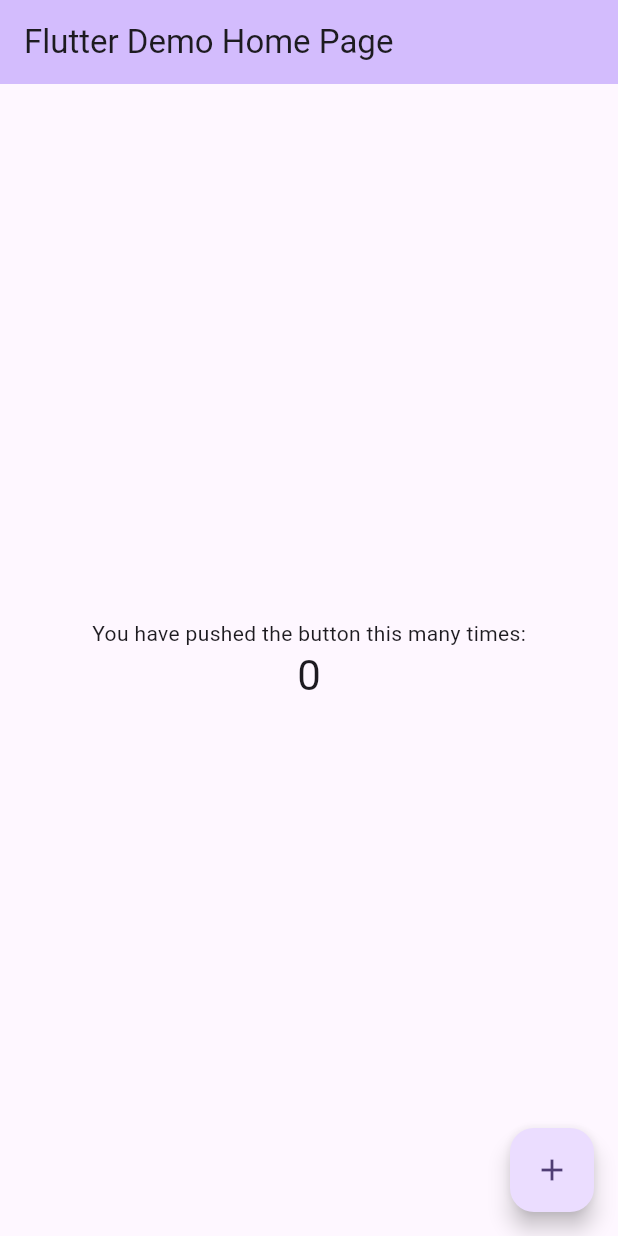
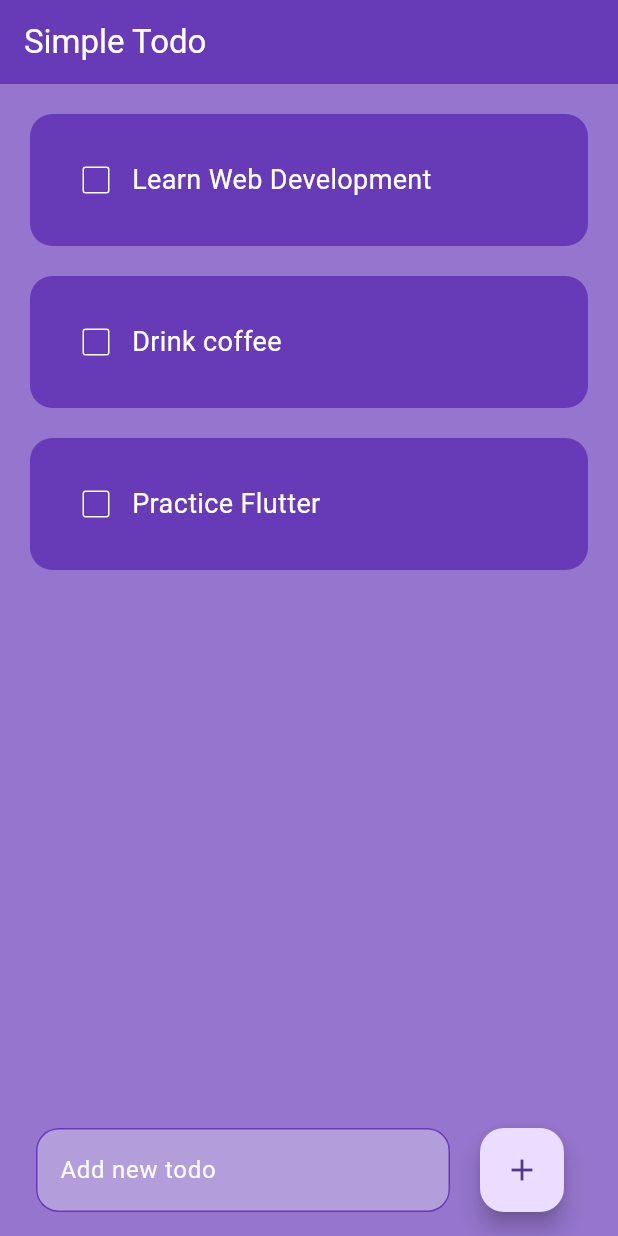
Before and after one commit to engineer-dilnawaz/flutter_todo_app, a Flutter app: the screen it shows after launch, on a phone screen of 412 x 824 dp. Run offline on Flutter 3.47's test engine with Material 3 defaults, Android fonts, the phone set to English and light mode, and no system bars; drawn by our look-alikes of flutter_slidable.

Commit message:
Implement todo list functionality with HomeScreen and TodoItem widgets; update dependencies and remove unused test file.

```diff
--- a/lib/main.dart
+++ b/lib/main.dart
@@ -1,4 +1,6 @@
 import 'package:flutter/material.dart';
+
+import 'package:flutter_todo_app/screens/home.dart';
 
 void main() {
   runApp(const MyApp());
@@ -7,116 +9,8 @@ void main() {
 class MyApp extends StatelessWidget {
   const MyApp({super.key});
 
-  // This widget is the root of your application.
   @override
   Widget build(BuildContext context) {
-    return MaterialApp(
-      title: 'Flutter Demo',
-      theme: ThemeData(
-        // This is the theme of your application.
-        //
-        // TRY THIS: Try running your application with "flutter run". You'll see
-        // the application has a purple toolbar. Then, without quitting the app,
-        // try changing the seedColor in the colorScheme below to Colors.green
-        // and then invoke "hot reload" (save your changes or press the "hot
-        // reload" button in a Flutter-supported IDE, or press "r" if you used
-        // the command line to start the app).
-        //
-        // Notice that the counter didn't reset back to zero; the application
-        // state is not lost during the reload. To reset the state, use hot
-        // restart instead.
-        //
-        // This works for code too, not just values: Most code changes can be
-        // tested with just a hot reload.
-        colorScheme: ColorScheme.fromSeed(seedColor: Colors.deepPurple),
-      ),
-      home: const MyHomePage(title: 'Flutter Demo Home Page'),
-    );
+    return MaterialApp(debugShowCheckedModeBanner: false, home: HomeScreen());
   }
 }
-
-class MyHomePage extends StatefulWidget {
-  const MyHomePage({super.key, required this.title});
-
-  // This widget is the home page of your application. It is stateful, meaning
-  // that it has a State object (defined below) that contains fields that affect
-  // how it looks.
-
-  // This class is the configuration for the state. It holds the values (in this
-  // case the title) provided by the parent (in this case the App widget) and
-  // used by the build method of the State. Fields in a Widget subclass are
-  // always marked "final".
-
-  final String title;
-
-  @override
-  State<MyHomePage> createState() => _MyHomePageState();
-}
-
-class _MyHomePageState extends State<MyHomePage> {
-  int _counter = 0;
-
-  void _incrementCounter() {
-    setState(() {
-      // This call to setState tells the Flutter framework that something has
-      // changed in this State, which causes it to rerun the build method below
-      // so that the display can reflect the updated values. If we changed
-      // _counter without calling setState(), then the build method would not be
-      // called again, and so nothing would appear to happen.
-      _counter++;
-    });
-  }
-
-  @override
-  Widget build(BuildContext context) {
-    // This method is rerun every time setState is called, for instance as done
-    // by the _incrementCounter method above.
-    //
-    // The Flutter framework has been optimized to make rerunning build methods
-    // fast, so that you can just rebuild anything that needs updating rather
-    // than having to individually change instances of widgets.
-    return Scaffold(
-      appBar: AppBar(
-        // TRY THIS: Try changing the color here to a specific color (to
-        // Colors.amber, perhaps?) and trigger a hot reload to see the AppBar
-        // change color while the other colors stay the same.
-        backgroundColor: Theme.of(context).colorScheme.inversePrimary,
-        // Here we take the value from the MyHomePage object that was created by
-        // the App.build method, and use it to set our appbar title.
-        title: Text(widget.title),
-      ),
-      body: Center(
-        // Center is a layout widget. It takes a single child and positions it
-        // in the middle of the parent.
-        child: Column(
-          // Column is also a layout widget. It takes a list of children and
-          // arranges them vertically. By default, it sizes itself to fit its
-          // children horizontally, and tries to be as tall as its parent.
-          //
-          // Column has various properties to control how it sizes itself and
-          // how it positions its children. Here we use mainAxisAlignment to
-          // center the children vertically; the main axis here is the vertical
-          // axis because Columns are vertical (the cross axis would be
-          // horizontal).
-          //
-          // TRY THIS: Invoke "debug painting" (choose the "Toggle Debug Paint"
-          // action in the IDE, or press "p" in the console), to see the
-          // wireframe for each widget.
-          mainAxisAlignment: MainAxisAlignment.center,
-          children: <Widget>[
-            const Text('You have pushed the button this many times:'),
-            Text(
-              '$_counter',
-              style: Theme.of(context).textTheme.headlineMedium,
-            ),
-          ],
-        ),
-      ),
-      floatingActionButton: FloatingActionButton(
-        onPressed: _incrementCounter,
-        tooltip: 'Increment',
-        child: const Icon(Icons.add),
-      ), // This trailing comma makes auto-formatting nicer for build methods.
-    );
-  }
-}
--- /dev/null
+++ b/lib/screens/home.dart
@@ -0,0 +1,93 @@
+import 'package:flutter/material.dart';
+import 'package:flutter_todo_app/widgets/todo_item.dart';
+
+class HomeScreen extends StatefulWidget {
+  HomeScreen({super.key});
+
+  @override
+  State<HomeScreen> createState() => _HomeScreenState();
+}
+
+class _HomeScreenState extends State<HomeScreen> {
+  final _textInputController = TextEditingController();
+  List todoList = [
+    ['Learn Web Development', false],
+    ['Drink coffee', false],
+    ['Practice Flutter', false],
+  ];
+
+  void onChange(int index) {
+    setState(() {
+      todoList[index][1] = !todoList[index][1];
+    });
+  }
+
+  void saveNewTask() {
+    setState(() {
+      todoList.add([_textInputController.text, false]);
+    });
+    _textInputController.clear();
+  }
+
+  void deleteTaskItem(int index) {
+    setState(() {
+      todoList.removeAt(index);
+    });
+  }
+
+  @override
+  Widget build(BuildContext context) {
+    return Scaffold(
+      backgroundColor: Colors.deepPurple.shade300,
+      appBar: AppBar(
+        backgroundColor: Colors.deepPurple,
+        foregroundColor: Colors.white,
+        title: Text('Simple Todo'),
+      ),
+      body: ListView.builder(
+        itemCount: todoList.length,
+        itemBuilder: (ctx, index) {
+          return TodoItem(
+            taskName: todoList[index][0],
+            taskCompleted: todoList[index][1],
+            onChanged: (value) => onChange(index),
+            deleteFunction: (ctx) => deleteTaskItem(index),
+          );
+        },
+      ),
+      floatingActionButton: Padding(
+        padding: const EdgeInsets.symmetric(horizontal: 20.0),
+        child: Row(
+          children: [
+            Expanded(
+              child: Padding(
+                padding: const EdgeInsets.symmetric(horizontal: 20.0),
+                child: TextField(
+                  controller: _textInputController,
+                  decoration: InputDecoration(
+                    hintText: 'Add new todo',
+                    hintStyle: TextStyle(color: Colors.grey.shade50),
+                    filled: true,
+                    fillColor: Colors.deepPurple.shade200,
+                    enabledBorder: OutlineInputBorder(
+                      borderSide: BorderSide(color: Colors.deepPurple),
+                      borderRadius: BorderRadius.circular(15),
+                    ),
+                    focusedBorder: OutlineInputBorder(
+                      borderSide: BorderSide(color: Colors.deepPurple),
+                      borderRadius: BorderRadius.circular(15),
+                    ),
+                  ),
+                ),
+              ),
+            ),
+            FloatingActionButton(
+              onPressed: saveNewTask,
+              child: Icon(Icons.add),
+            ),
+          ],
+        ),
+      ),
+    );
+  }
+}
--- /dev/null
+++ b/lib/widgets/todo_item.dart
@@ -0,0 +1,76 @@
+import 'package:flutter/material.dart';
+import 'package:flutter_slidable/flutter_slidable.dart';
+
+class TodoItem extends StatelessWidget {
+  const TodoItem({
+    super.key,
+    required this.taskName,
+    required this.taskCompleted,
+    required this.onChanged,
+    required this.deleteFunction,
+  });
+
+  final String taskName;
+
+  final bool taskCompleted;
+
+  final Function(bool?)? onChanged;
+
+  final Function(BuildContext)? deleteFunction;
+
+  @override
+  Widget build(BuildContext context) {
+    return Padding(
+      padding: const EdgeInsets.only(
+        top: 20.0,
+        left: 20.0,
+        right: 20.0,
+        bottom: 0.0,
+      ),
+      child: Slidable(
+        endActionPane: ActionPane(
+          motion: StretchMotion(),
+          children: [
+            SlidableAction(
+              onPressed: deleteFunction,
+              icon: Icons.delete,
+              foregroundColor: Colors.red.shade500,
+              borderRadius: BorderRadius.circular(15.0),
+            ),
+          ],
+        ),
+        child: Container(
+          padding: const EdgeInsets.all(20.0),
+          decoration: BoxDecoration(
+            color: Colors.deepPurple,
+            borderRadius: BorderRadius.circular(15.0),
+          ),
+          child: Row(
+            children: [
+              Checkbox(
+                value: taskCompleted,
+                onChanged: onChanged,
+                checkColor: Colors.deepPurple,
+                activeColor: Colors.white,
+                side: BorderSide(color: Colors.white),
+              ),
+              Text(
+                taskName,
+                style: TextStyle(
+                  color: Colors.white,
+                  fontSize: 18.0,
+                  decoration:
+                      taskCompleted
+                          ? TextDecoration.lineThrough
+                          : TextDecoration.none,
+                  decorationColor: Colors.white,
+                  decorationThickness: 2.0,
+                ),
+              ),
+            ],
+          ),
+        ),
+      ),
+    );
+  }
+}
--- a/pubspec.yaml
+++ b/pubspec.yaml
@@ -2,7 +2,7 @@ name: flutter_todo_app
 description: "A new Flutter project."
 # The following line prevents the package from being accidentally published to
 # pub.dev using `flutter pub publish`. This is preferred for private packages.
-publish_to: 'none' # Remove this line if you wish to publish to pub.dev
+publish_to: "none" # Remove this line if you wish to publish to pub.dev
 
 # The following defines the version and build number for your application.
 # A version number is three numbers separated by dots, like 1.2.43
@@ -34,6 +34,7 @@ dependencies:
   # The following adds the Cupertino Icons font to your application.
   # Use with the CupertinoIcons class for iOS style icons.
   cupertino_icons: ^1.0.8
+  flutter_slidable: ^4.0.0
 
 dev_dependencies:
   flutter_test:
@@ -51,7 +52,6 @@ dev_dependencies:
 
 # The following section is specific to Flutter packages.
 flutter:
-
   # The following line ensures that the Material Icons font is
   # included with your application, so that you can use the icons in
   # the material Icons class.
```
Also changed, not shown: pubspec.lock, 2 other files.
